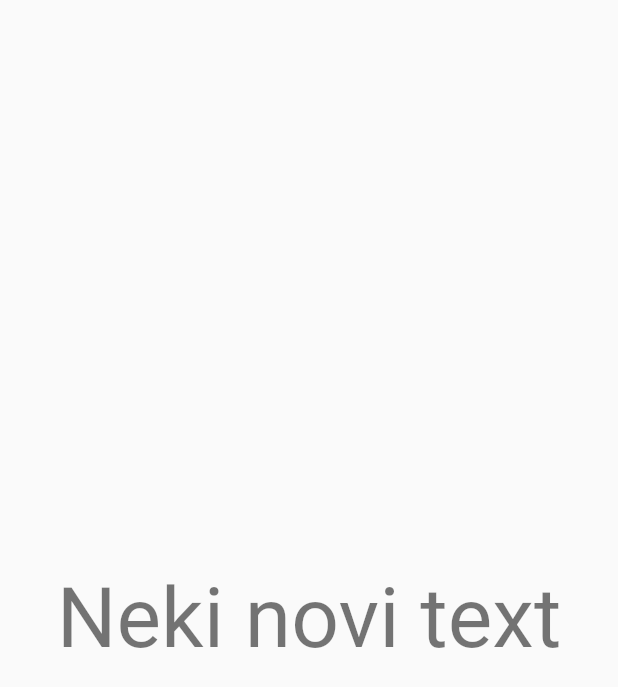
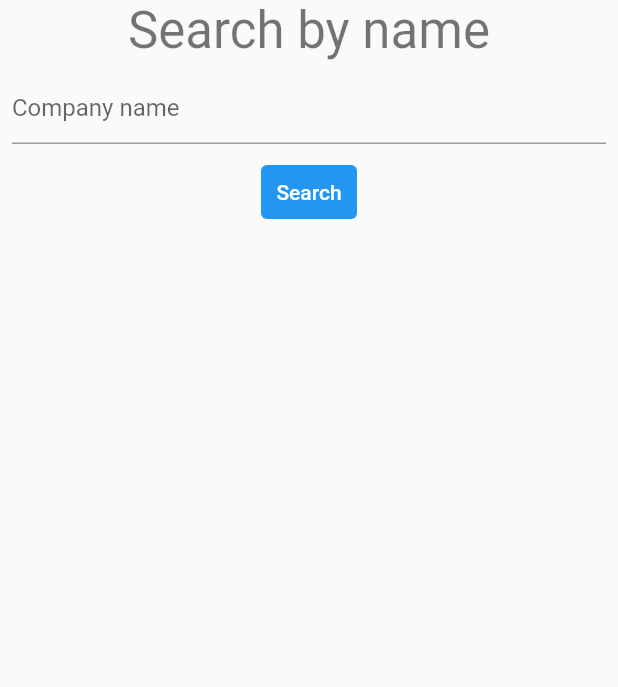
Before and after one commit to Ranko97/FlutterDemo, a Flutter app: the CompaniesData widget shown alone on an empty page, opened directly, on a phone screen of 412 x 824 dp. Shown: the top 687 px of the screen. Run offline on Flutter 3.47's test engine with Material 2 defaults, Android fonts, the phone set to English and light mode, and no system bars; network calls fail.

Commit message:
Filter and show companies.

```diff
--- a/lib/company.dart
+++ b/lib/company.dart
@@ -43,3 +43,13 @@ class DataOuter {
     return DataOuter(companies: CompaniesOuter.fromJson(json['data']));
   }
 }
+
+class SearchName {
+  String value;
+
+  SearchName({this.value = ""});
+
+  Map<String, dynamic> toJson() => {
+        'value': value,
+      };
+}
--- a/lib/home.dart
+++ b/lib/home.dart
@@ -1,11 +1,14 @@
 import 'dart:convert';
-import 'dart:html';
 
 import 'package:demo_app/company.dart';
 import 'package:flutter/cupertino.dart';
 import 'package:flutter/material.dart';
 
 import 'package:http/http.dart' as http;
+
+final companiesUrl = "https://edomace.azurewebsites.net/graphql";
+final companiesQuery =
+    """query search(\$value: String) {\\r\\n  companies(query:\$value) {\\r\\n    data {\\r\\n      id name\\r\\n    }\\r\\n  }\\r\\n}""";
 
 class HomeScreen extends StatelessWidget {
   @override
@@ -26,19 +29,32 @@ class CompaniesData extends StatefulWidget {
 }
 
 class CompaniesList extends State<CompaniesData> {
-  var text = "";
-  var companies;
+  List<Company> companies = [];
+  final _searchTextController = TextEditingController();
 
-  void getData() async {
-    text = "Neki novi text";
+  void _updateCompanies(List<Company>? newCompanies) {
+    setState(() {
+      companies = newCompanies != null ? newCompanies : [];
+    });
+  }
+
+  void getCompanies() async {
+    String text = "";
+
+    // TODO: Bearer token
 
     var headers = {
       'Content-Type': 'application/json',
     };
-    var request = http.Request(
-        'POST', Uri.parse('https://edomace.azurewebsites.net/graphql'));
-    request.body =
-        '''{"query":"query search {\\r\\n  companies(query:\\"test\\") {\\r\\n    data {\\r\\n      id name\\r\\n    }\\r\\n  }\\r\\n}","variables":{}}''';
+    var searchParam = new SearchName();
+    searchParam.value = _searchTextController.value.text;
+
+    var request = http.Request('POST', Uri.parse(companiesUrl));
+    request.body = '''{"query":"''' +
+        companiesQuery +
+        '''","variables":''' +
+        json.encode(searchParam.toJson()) +
+        '''}''';
 
     request.headers.addAll(headers);
 
@@ -46,27 +62,70 @@ class CompaniesList extends State<CompaniesData> {
 
     if (response.statusCode == 200) {
       text = await response.stream.bytesToString();
-      print("200");
-      // print(text);
 
       DataOuter dataOuter = DataOuter.fromJson(json.decode(text));
-      print(dataOuter.companies?.data?.companies[0].name);
+
+      // Update companies and re-render screen
+      _updateCompanies(dataOuter.companies?.data?.companies);
     } else {
       print(response.reasonPhrase);
     }
   }
 
+  Widget getCompanyWidgets(List<Company> companiesData) {
+    return Container(
+      height: 500,
+      width: 500,
+      child: ListView.builder(
+        padding: const EdgeInsets.all(8),
+        itemCount: companiesData.length,
+        itemBuilder: (BuildContext context, int index) {
+          return Container(
+            height: 50,
+            child: Center(child: Text(companiesData[index].name)),
+          );
+        }));
+  }
+
   @override
   void initState() {
     super.initState();
-    this.getData();
   }
 
   @override
   Widget build(BuildContext context) {
-    return Scaffold(
-      body: Center(
-        child: Text(text, style: Theme.of(context).textTheme.headline2),
+    return Form(
+      child: Column(
+        mainAxisSize: MainAxisSize.min,
+        children: [
+          Text('Search by name', style: Theme.of(context).textTheme.headline4),
+          Padding(
+            padding: EdgeInsets.all(8.0),
+            child: TextFormField(
+              controller: _searchTextController,
+              decoration: InputDecoration(hintText: 'Company name'),
+            ),
+          ),
+          TextButton(
+            child: Text('Search'),
+            style: ButtonStyle(
+              foregroundColor: MaterialStateProperty.resolveWith(
+                  (Set<MaterialState> states) {
+                return states.contains(MaterialState.disabled)
+                    ? null
+                    : Colors.white;
+              }),
+              backgroundColor: MaterialStateProperty.resolveWith(
+                  (Set<MaterialState> states) {
+                return states.contains(MaterialState.disabled)
+                    ? null
+                    : Colors.blue;
+              }),
+            ),
+            onPressed: getCompanies,
+          ),
+          getCompanyWidgets(companies),
+        ],
       ),
     );
   }
```
Also changed, not shown: lib/main.dart (+20 -5 lines).
